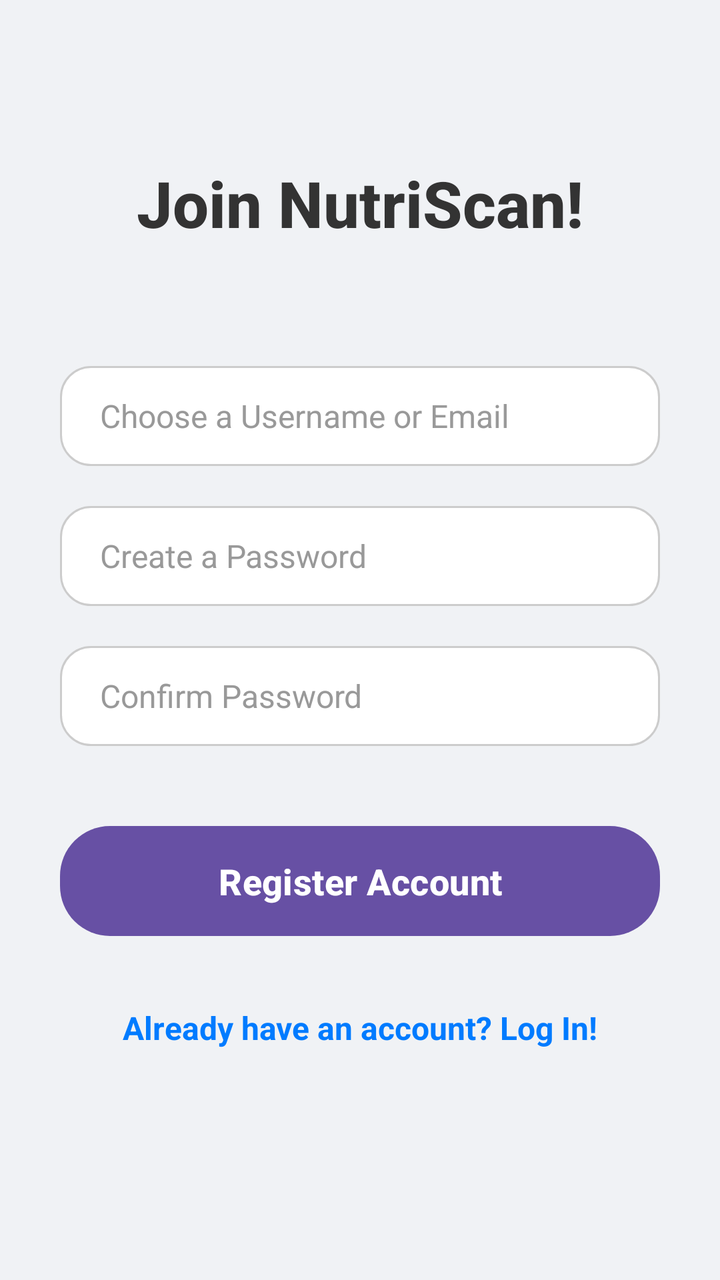
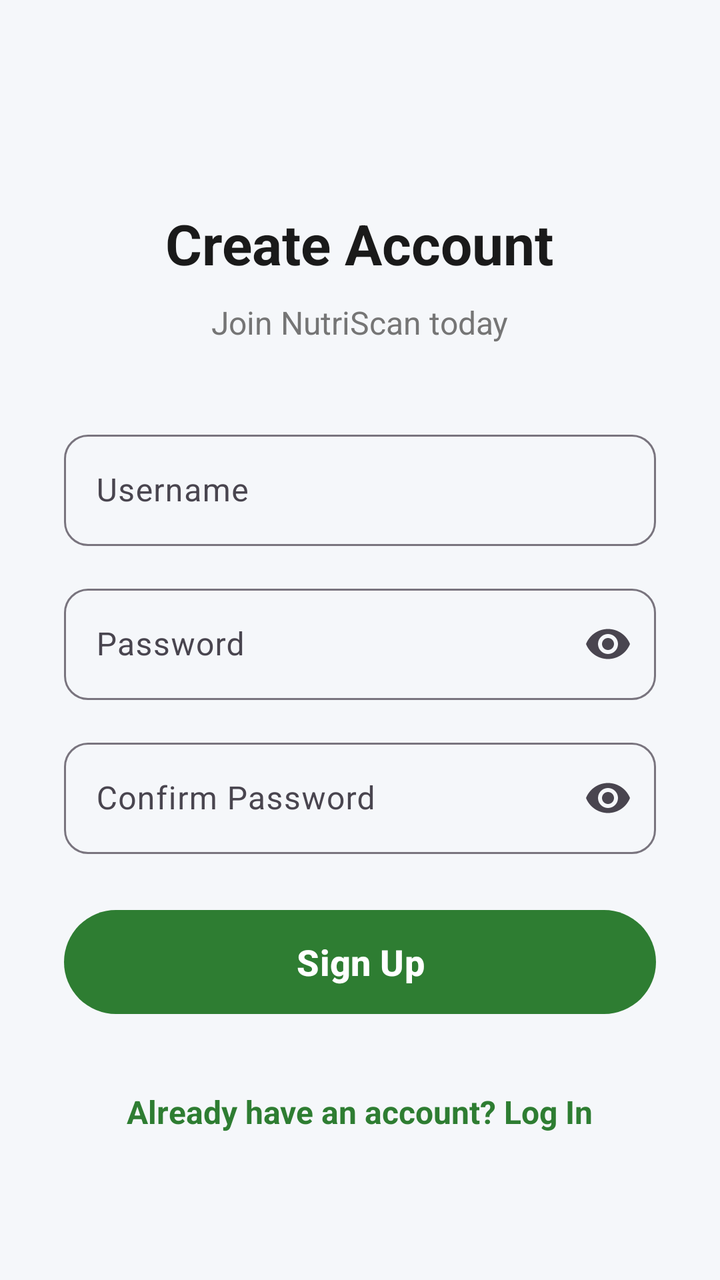

Screens rendered from an Android XML layout before and after an edit, with the pre-edit source and the edit as a unified diff.
<!-- AndroidManifest.xml: application theme Theme.NutriScan -->
<!-- res/layout/activity_sign_up.xml -->
<?xml version="1.0" encoding="utf-8"?>
<RelativeLayout xmlns:android="http://schemas.android.com/apk/res/android"
    xmlns:app="http://schemas.android.com/apk/res-auto"
    xmlns:tools="http://schemas.android.com/tools"
    android:layout_width="match_parent"
    android:layout_height="match_parent"
    android:background="#F0F2F5"
    tools:context=".SignUpActivity">

    
    <TextView
        android:id="@+id/textViewSignUpTitle"
        android:layout_width="wrap_content"
        android:layout_height="wrap_content"
        android:layout_centerHorizontal="true"
        android:layout_marginTop="80dp"
        android:text="Join NutriScan!"
        android:textColor="#333333"
        android:textSize="32sp"
        android:textStyle="bold"
        android:fontFamily="sans-serif-medium"
        />

    
    <EditText
        android:id="@+id/editTextSignUpUsername"
        android:layout_width="match_parent"
        android:layout_height="50dp"
        android:layout_below="@+id/textViewSignUpTitle"
        android:layout_marginStart="30dp"
        android:layout_marginTop="60dp"
        android:layout_marginEnd="30dp"
        android:background="@drawable/rounded_edittext_background"
        android:hint="Choose a Username or Email"
        android:inputType="textEmailAddress"
        android:paddingStart="20dp"
        android:paddingEnd="20dp"
        android:textColorHint="#999999"
        android:textColor="#333333"
        android:textSize="16sp"
        />

    
    <EditText
        android:id="@+id/editTextSignUpPassword"
        android:layout_width="match_parent"
        android:layout_height="50dp"
        android:layout_below="@+id/editTextSignUpUsername"
        android:layout_marginStart="30dp"
        android:layout_marginTop="20dp"
        android:layout_marginEnd="30dp"
        android:background="@drawable/rounded_edittext_background"
        android:hint="Create a Password"
        android:inputType="textPassword"
        android:paddingStart="20dp"
        android:paddingEnd="20dp"
        android:textColorHint="#999999"
        android:textColor="#333333"
        android:textSize="16sp"
        />

    
    <EditText
        android:id="@+id/editTextConfirmPassword"
        android:layout_width="match_parent"
        android:layout_height="50dp"
        android:layout_below="@+id/editTextSignUpPassword"
        android:layout_marginStart="30dp"
        android:layout_marginTop="20dp"
        android:layout_marginEnd="30dp"
        android:background="@drawable/rounded_edittext_background"
        android:hint="Confirm Password"
        android:inputType="textPassword"
        android:paddingStart="20dp"
        android:paddingEnd="20dp"
        android:textColorHint="#999999"
        android:textColor="#333333"
        android:textSize="16sp"
        />

    
    <Button
        android:id="@+id/buttonRegister"
        android:layout_width="match_parent"
        android:layout_height="55dp"
        android:layout_below="@+id/editTextConfirmPassword"
        android:layout_marginStart="30dp"
        android:layout_marginTop="40dp"
        android:layout_marginEnd="30dp"
        android:background="@drawable/rounded_button_background"
        android:text="Register Account"
        android:textColor="#FFFFFF"
        android:textSize="18sp"
        android:textStyle="bold"
        android:foreground="?attr/selectableItemBackground"
        />

    
    <TextView
        android:id="@+id/textViewLoginInsteadLink"
        android:layout_width="wrap_content"
        android:layout_height="wrap_content"
        android:layout_below="@+id/buttonRegister"
        android:layout_centerHorizontal="true"
        android:layout_marginTop="25dp"
        android:padding="10dp"
        android:text="Already have an account? Log In!"
        android:textColor="#007BFF"
        android:textSize="16sp"
        android:textStyle="bold"
        />

</RelativeLayout>
<!-- resources referenced by this layout -->
<resources>
  <!-- drawable rounded_button_background (drawable) -->
  <?xml version="1.0" encoding="utf-8"?>
  <shape xmlns:android="http://schemas.android.com/apk/res/android"
      android:shape="rectangle">
      <gradient
          android:startColor="#007BFF"
          android:endColor="#0056b3"
          android:angle="90" />
      <corners android:radius="25dp" />
  </shape>
  <!-- drawable rounded_edittext_background (drawable) -->
  <?xml version="1.0" encoding="utf-8"?>
  <shape xmlns:android="http://schemas.android.com/apk/res/android"
      android:shape="rectangle">
      <solid android:color="#FFFFFF" />
      <corners android:radius="15dp" />
      <stroke android:width="1dp" android:color="#CCCCCC" />
  </shape>
  <style name="Theme.NutriScan" parent="Base.Theme.NutriScan" />
  <style name="Base.Theme.NutriScan" parent="Theme.Material3.DayNight.NoActionBar">
          
          
      </style>
</resources>

<!-- the commit's change to res/layout/activity_sign_up.xml (unified diff, before → after) -->
@@ -1,113 +1,109 @@
 <?xml version="1.0" encoding="utf-8"?>
-<RelativeLayout xmlns:android="http://schemas.android.com/apk/res/android"
+<ScrollView xmlns:android="http://schemas.android.com/apk/res/android"
     xmlns:app="http://schemas.android.com/apk/res-auto"
-    xmlns:tools="http://schemas.android.com/tools"
     android:layout_width="match_parent"
     android:layout_height="match_parent"
-    android:background="#F0F2F5"
-    tools:context=".SignUpActivity">
+    android:background="@color/bg_light"
+    android:fillViewport="true">
 
-    
-    <TextView
-        android:id="@+id/textViewSignUpTitle"
-        android:layout_width="wrap_content"
+    <LinearLayout
+        android:layout_width="match_parent"
         android:layout_height="wrap_content"
-        android:layout_centerHorizontal="true"
-        android:layout_marginTop="80dp"
-        android:text="Join NutriScan!"
-        android:textColor="#333333"
-        android:textSize="32sp"
-        android:textStyle="bold"
-        android:fontFamily="sans-serif-medium"
-        />
+        android:gravity="center"
+        android:orientation="vertical"
+        android:padding="32dp">
 
-    
-    <EditText
-        android:id="@+id/editTextSignUpUsername"
-        android:layout_width="match_parent"
-        android:layout_height="50dp"
-        android:layout_below="@+id/textViewSignUpTitle"
-        android:layout_marginStart="30dp"
-        android:layout_marginTop="60dp"
-        android:layout_marginEnd="30dp"
-        android:background="@drawable/rounded_edittext_background"
-        android:hint="Choose a Username or Email"
-        android:inputType="textEmailAddress"
-        android:paddingStart="20dp"
-        android:paddingEnd="20dp"
-        android:textColorHint="#999999"
-        android:textColor="#333333"
-        android:textSize="16sp"
-        />
+        <TextView
+            android:layout_width="wrap_content"
+            android:layout_height="wrap_content"
+            android:layout_marginTop="40dp"
+            android:layout_marginBottom="10dp"
+            android:text="Create Account"
+            android:textColor="@color/text_dark"
+            android:textSize="28sp"
+            android:textStyle="bold" />
 
-    
-    <EditText
-        android:id="@+id/editTextSignUpPassword"
-        android:layout_width="match_parent"
-        android:layout_height="50dp"
-        android:layout_below="@+id/editTextSignUpUsername"
-        android:layout_marginStart="30dp"
-        android:layout_marginTop="20dp"
-        android:layout_marginEnd="30dp"
-        android:background="@drawable/rounded_edittext_background"
-        android:hint="Create a Password"
-        android:inputType="textPassword"
-        android:paddingStart="20dp"
-        android:paddingEnd="20dp"
-        android:textColorHint="#999999"
-        android:textColor="#333333"
-        android:textSize="16sp"
-        />
+        <TextView
+            android:layout_width="wrap_content"
+            android:layout_height="wrap_content"
+            android:layout_marginBottom="40dp"
+            android:text="Join NutriScan today"
+            android:textColor="@color/text_light"
+            android:textSize="16sp" />
 
-    
-    <EditText
-        android:id="@+id/editTextConfirmPassword"
-        android:layout_width="match_parent"
-        android:layout_height="50dp"
-        android:layout_below="@+id/editTextSignUpPassword"
-        android:layout_marginStart="30dp"
-        android:layout_marginTop="20dp"
-        android:layout_marginEnd="30dp"
-        android:background="@drawable/rounded_edittext_background"
-        android:hint="Confirm Password"
-        android:inputType="textPassword"
-        android:paddingStart="20dp"
-        android:paddingEnd="20dp"
-        android:textColorHint="#999999"
-        android:textColor="#333333"
-        android:textSize="16sp"
-        />
+        <com.google.android.material.textfield.TextInputLayout
+            android:layout_width="match_parent"
+            android:layout_height="wrap_content"
+            android:layout_marginBottom="16dp"
+            app:boxCornerRadiusBottomEnd="12dp"
+            app:boxCornerRadiusBottomStart="12dp"
+            app:boxCornerRadiusTopEnd="12dp"
+            app:boxCornerRadiusTopStart="12dp">
 
-    
-    <Button
-        android:id="@+id/buttonRegister"
-        android:layout_width="match_parent"
-        android:layout_height="55dp"
-        android:layout_below="@+id/editTextConfirmPassword"
-        android:layout_marginStart="30dp"
-        android:layout_marginTop="40dp"
-        android:layout_marginEnd="30dp"
-        android:background="@drawable/rounded_button_background"
-        android:text="Register Account"
-        android:textColor="#FFFFFF"
-        android:textSize="18sp"
-        android:textStyle="bold"
-        android:foreground="?attr/selectableItemBackground"
-        />
+            <com.google.android.material.textfield.TextInputEditText
+                android:id="@+id/editTextSignUpUsername"
+                android:layout_width="match_parent"
+                android:layout_height="wrap_content"
+                android:hint="Username"
+                android:inputType="text" />
+        </com.google.android.material.textfield.TextInputLayout>
 
-    
-    <TextView
-        android:id="@+id/textViewLoginInsteadLink"
-        android:layout_width="wrap_content"
-        android:layout_height="wrap_content"
-        android:layout_below="@+id/buttonRegister"
-        android:layout_centerHorizontal="true"
-        android:layout_marginTop="25dp"
-        android:padding="10dp"
-        android:text="Already have an account? Log In!"
-        android:textColor="#007BFF"
-        android:textSize="16sp"
-        android:textStyle="bold"
-        />
+        <com.google.android.material.textfield.TextInputLayout
+            android:layout_width="match_parent"
+            android:layout_height="wrap_content"
+            android:layout_marginBottom="16dp"
+            app:boxCornerRadiusBottomEnd="12dp"
+            app:boxCornerRadiusBottomStart="12dp"
+            app:boxCornerRadiusTopEnd="12dp"
+            app:boxCornerRadiusTopStart="12dp"
+            app:endIconMode="password_toggle">
 
-</RelativeLayout>
+            <com.google.android.material.textfield.TextInputEditText
+                android:id="@+id/editTextSignUpPassword"
+                android:layout_width="match_parent"
+                android:layout_height="wrap_content"
+                android:hint="Password"
+                android:inputType="textPassword" />
+        </com.google.android.material.textfield.TextInputLayout>
+
+        <com.google.android.material.textfield.TextInputLayout
+            android:layout_width="match_parent"
+            android:layout_height="wrap_content"
+            android:layout_marginBottom="24dp"
+            app:boxCornerRadiusBottomEnd="12dp"
+            app:boxCornerRadiusBottomStart="12dp"
+            app:boxCornerRadiusTopEnd="12dp"
+            app:boxCornerRadiusTopStart="12dp"
+            app:endIconMode="password_toggle">
+
+            <com.google.android.material.textfield.TextInputEditText
+                android:id="@+id/editTextConfirmPassword"
+                android:layout_width="match_parent"
+                android:layout_height="wrap_content"
+                android:hint="Confirm Password"
+                android:inputType="textPassword" />
+        </com.google.android.material.textfield.TextInputLayout>
+
+        <com.google.android.material.button.MaterialButton
+            android:id="@+id/buttonRegister"
+            android:layout_width="match_parent"
+            android:layout_height="60dp"
+            android:text="Sign Up"
+            android:textSize="18sp"
+            android:textStyle="bold"
+            app:backgroundTint="@color/primary_green"
+            app:cornerRadius="30dp" />
+
+        <TextView
+            android:id="@+id/textViewLoginInsteadLink"
+            android:layout_width="wrap_content"
+            android:layout_height="wrap_content"
+            android:layout_marginTop="24dp"
+            android:padding="10dp"
+            android:text="Already have an account? Log In"
+            android:textColor="@color/primary_green"
+            android:textSize="16sp"
+            android:textStyle="bold" />
+
+    </LinearLayout>
+</ScrollView>
<!-- resource entries referenced after the edit -->
@@ -1,23 +1,9 @@
 <!-- resources referenced by this layout -->
 <resources>
-  <!-- drawable rounded_button_background (drawable) -->
-  <?xml version="1.0" encoding="utf-8"?>
-  <shape xmlns:android="http://schemas.android.com/apk/res/android"
-      android:shape="rectangle">
-      <gradient
-          android:startColor="#007BFF"
-          android:endColor="#0056b3"
-          android:angle="90" />
-      <corners android:radius="25dp" />
-  </shape>
-  <!-- drawable rounded_edittext_background (drawable) -->
-  <?xml version="1.0" encoding="utf-8"?>
-  <shape xmlns:android="http://schemas.android.com/apk/res/android"
-      android:shape="rectangle">
-      <solid android:color="#FFFFFF" />
-      <corners android:radius="15dp" />
-      <stroke android:width="1dp" android:color="#CCCCCC" />
-  </shape>
+  <color name="bg_light">#F5F7FA</color>
+  <color name="primary_green">#2E7D32</color>
+  <color name="text_dark">#1A1A1A</color>
+  <color name="text_light">#757575</color>
   <style name="Theme.NutriScan" parent="Base.Theme.NutriScan" />
   <style name="Base.Theme.NutriScan" parent="Theme.Material3.DayNight.NoActionBar">
           
